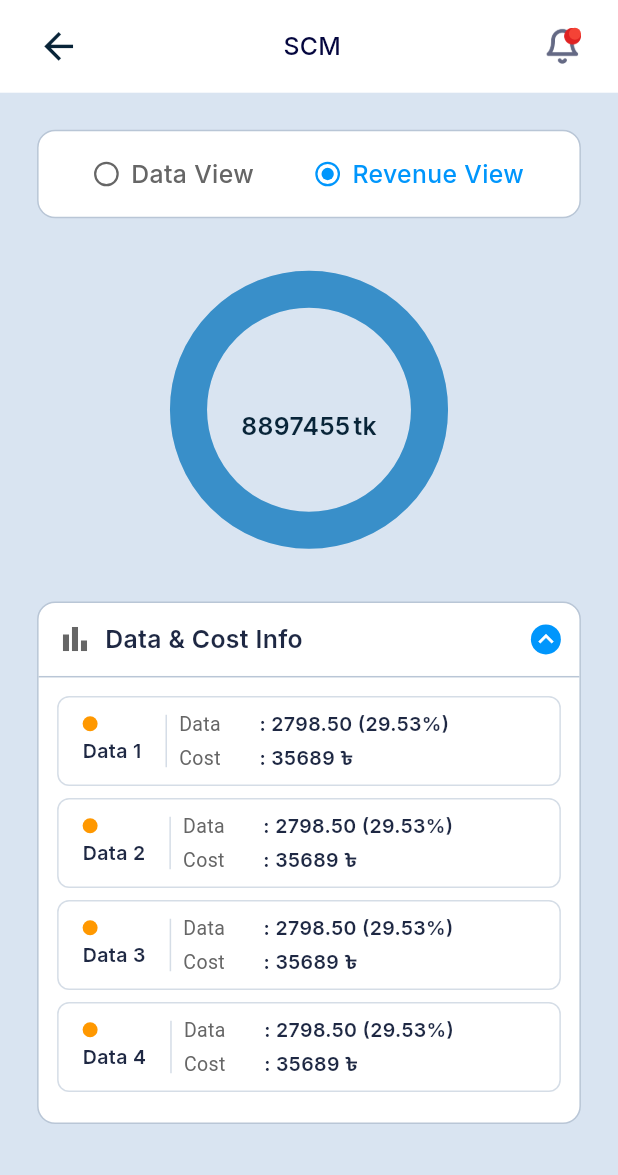
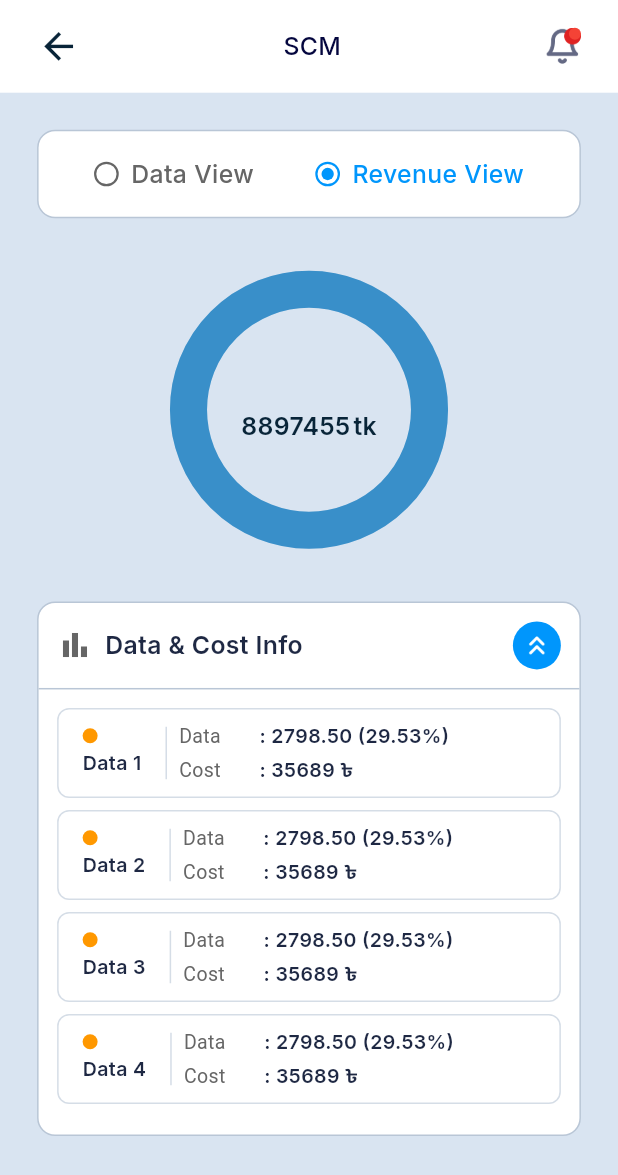
Before and after one commit to The-Black-Shadow/scube_task_app, a Flutter app: the ListItemDetailsScreen screen opened by its route, after a tap on "Revenue View", on a phone screen of 412 x 824 dp. Shown: the top 1175 px of the screen. Run offline on Flutter 3.47's test engine with Material 3 defaults, Android fonts, the phone set to English and light mode, and no system bars; our stand-ins replace get, google_fonts.

Commit message:
Replace the icon with actual asset with rotation animation

```diff
--- a/lib/screens/listitem_details_screen/listitem_details_controller.dart
+++ b/lib/screens/listitem_details_screen/listitem_details_controller.dart
@@ -17,10 +17,16 @@ class ListItemDetailsController extends GetxController {
   final RxList<Map<String, String>> dataItems = <Map<String, String>>[].obs;
   final RxList<Map<String, String>> revenueItems = <Map<String, String>>[].obs;
 
+  final RxBool isRevenueExpanded = true.obs;
+
   @override
   void onInit() {
     super.onInit();
     fetchData();
+  }
+
+  void toggleRevenueExpanded() {
+    isRevenueExpanded.value = !isRevenueExpanded.value;
   }
 
   Future<void> fetchData() async {
--- a/lib/screens/listitem_details_screen/listitem_details_screen.dart
+++ b/lib/screens/listitem_details_screen/listitem_details_screen.dart
@@ -2,6 +2,7 @@ import 'package:flutter/material.dart';
 import 'package:get/get.dart';
 import 'package:google_fonts/google_fonts.dart';
 import 'package:intl/intl.dart';
+import 'package:scube_task_app/constant/app_assert_image.dart';
 import 'package:scube_task_app/constant/app_colors.dart';
 import 'package:scube_task_app/constant/app_strings.dart';
 
@@ -240,27 +241,45 @@ class ListItemDetailsScreen extends GetView<ListItemDetailsController> {
                     ),
                   ],
                 ),
-                Container(
+                Obx(
+                  () => GestureDetector(
+                    onTap: controller.toggleRevenueExpanded,
+                    child: Container(
+                      padding: const EdgeInsets.all(6),
                       decoration: BoxDecoration(
                         color: AppColors.instance.primaryBlue,
                         shape: BoxShape.circle,
                       ),
-                  child: Icon(
-                    Icons.keyboard_arrow_up,
+                      child: AnimatedRotation(
+                        turns: controller.isRevenueExpanded.value ? 0 : 0.5,
+                        duration: const Duration(milliseconds: 300),
+                        child: Image.asset(
+                          AppAssertImage.instance.chevronsUp,
+                          width: 20,
+                          height: 20,
                           color: Colors.white,
-                    size: 20,
+                        ),
+                      ),
+                    ),
                   ),
                 ),
               ],
             ),
           ),
           Divider(color: AppColors.instance.borderGrey, height: 1),
-          Padding(
+          Obx(
+            () => AnimatedSize(
+              duration: const Duration(milliseconds: 300),
+              child: controller.isRevenueExpanded.value
+                  ? Padding(
                       padding: EdgeInsets.all(AppSize.width(value: 12)),
                       child: Column(
                         children: controller.revenueItems
                             .map((item) => _buildListItem(item, null))
                             .toList(),
+                      ),
+                    )
+                  : const SizedBox.shrink(),
             ),
           ),
         ],
```
Lines whose indentation alone changed are shown as unchanged.
